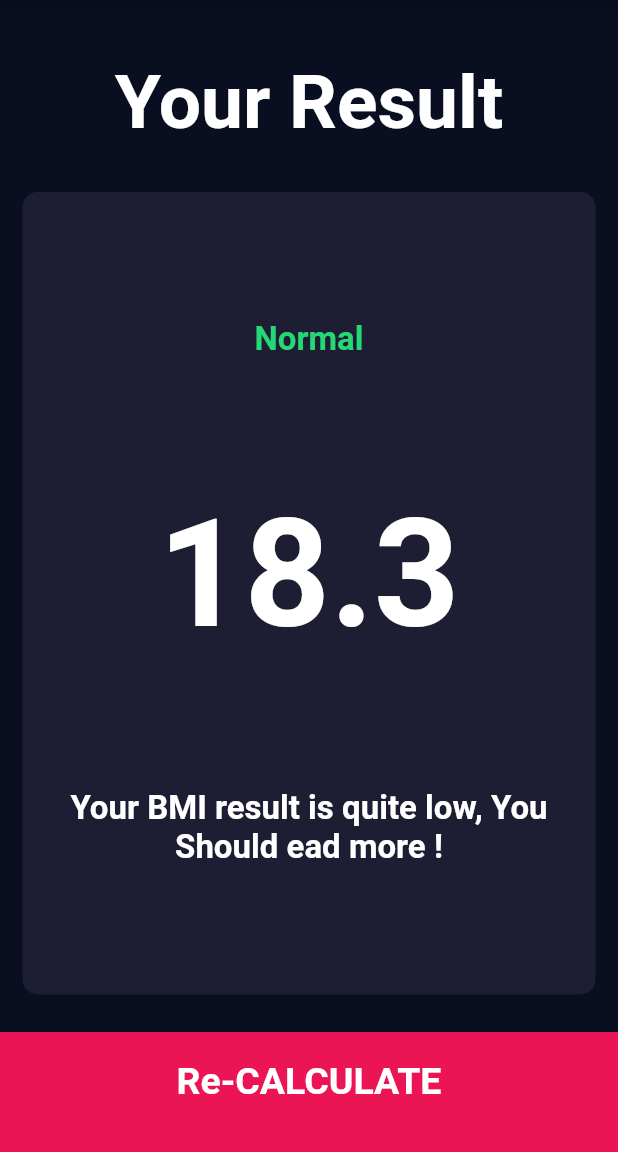
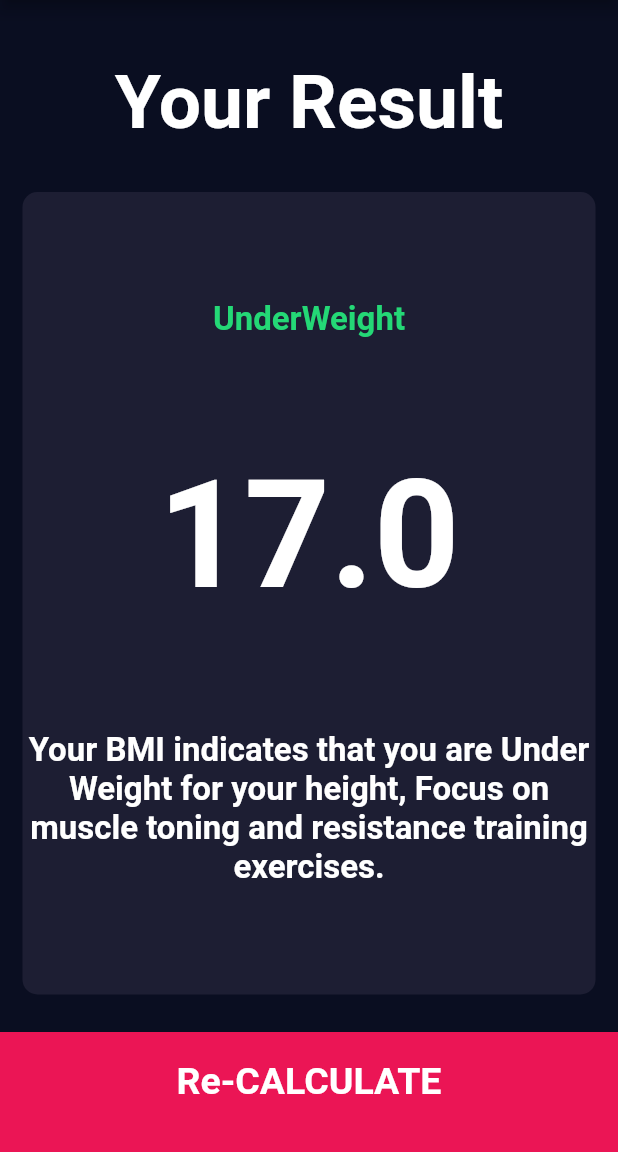
Before and after one commit to MaahiSinghGit/bmi_calculator_flutter, a Flutter app: the screen it shows after launch, after a tap on "CALCULATE", on a phone screen of 412 x 824 dp, the part 84-1236 px from its top. Run offline on Flutter 3.47's test engine with Material 2 defaults, Android fonts, the phone set to English and light mode, and no system bars; our stand-ins replace font_awesome_flutter.

Commit message:
add all things

```diff
--- a/lib/screens/result_page.dart
+++ b/lib/screens/result_page.dart
@@ -41,15 +41,15 @@ class ResultsPage extends StatelessWidget {
                 crossAxisAlignment: CrossAxisAlignment.center,
                 children: [
                   Text(
-                    'Normal',
+                    resulttext,
                     style: kResultTextStyle,
                   ),
                   Text(
-                    '18.3',
+                    bmiresult,
                     style: kBMIresultText,
                   ),
                   Text(
-                    'Your BMI result is quite low, You Should ead more !',
+                    Inter,
                     textAlign: TextAlign.center,
                     style: kBodyText,
 
```
